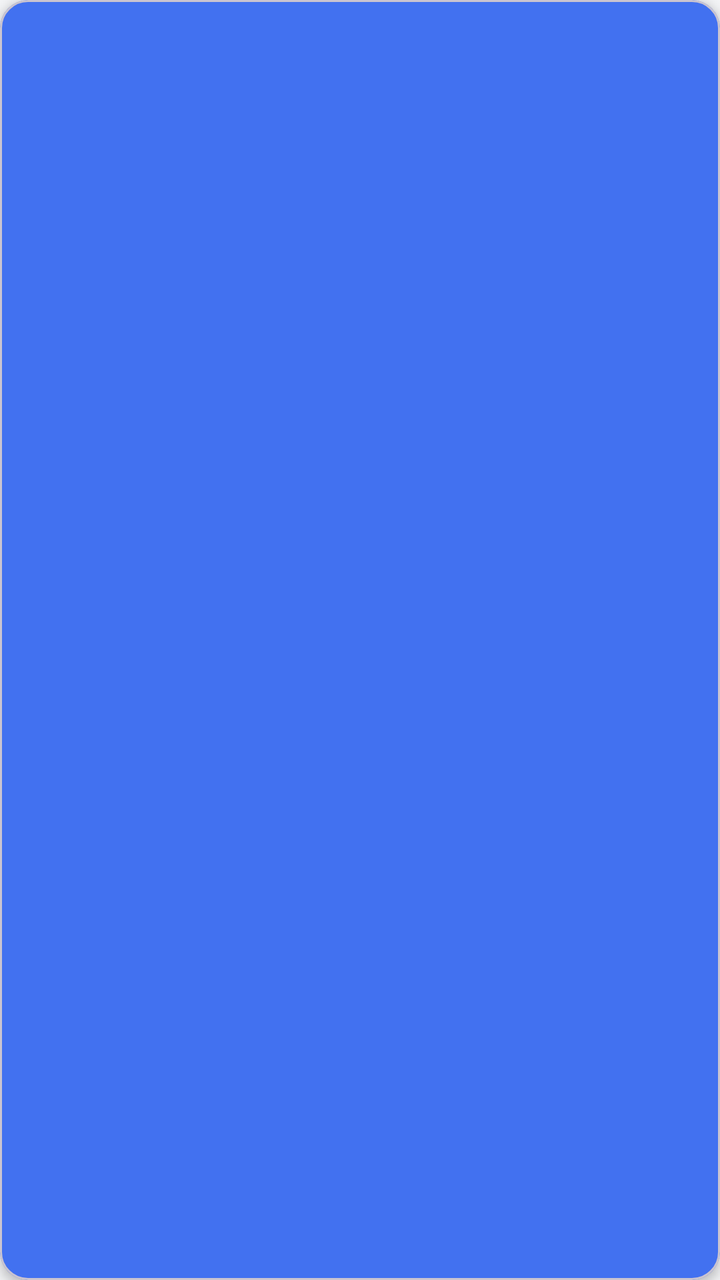
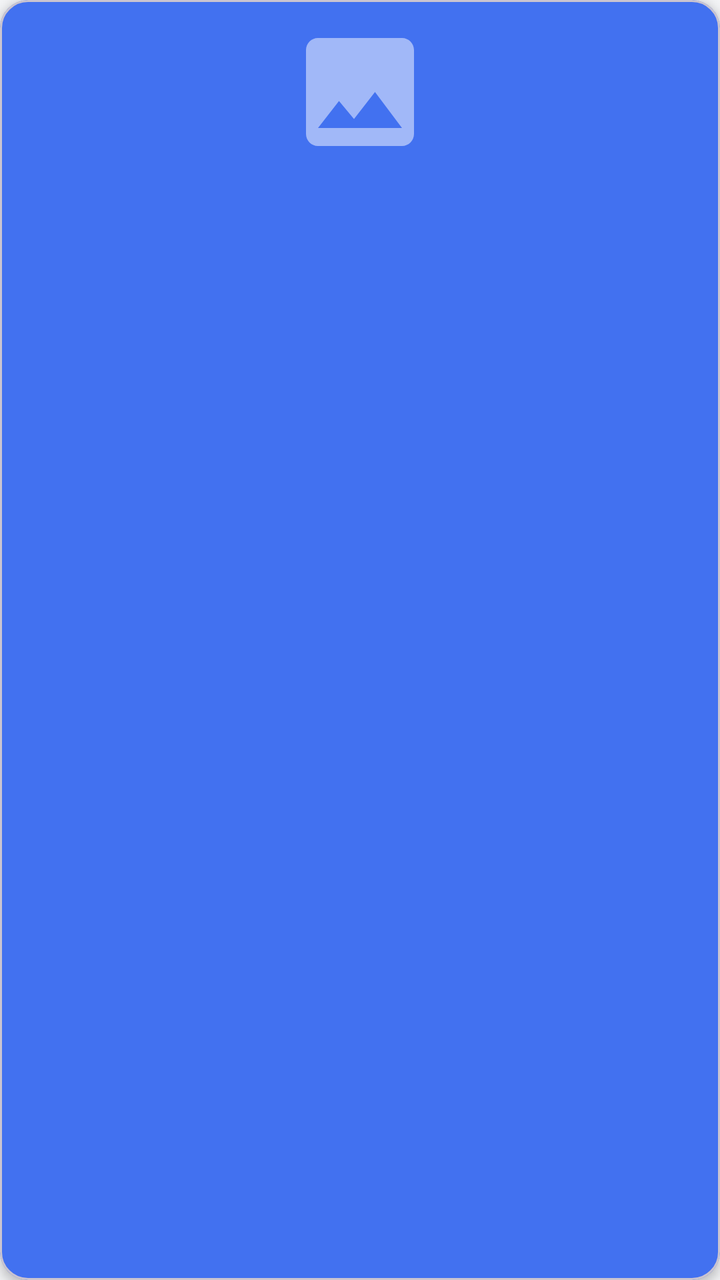

Screens rendered from an Android XML layout before and after an edit, with the pre-edit source and the edit as a unified diff.
<!-- AndroidManifest.xml: application theme Theme.POSmaisgestao -->
<!-- res/layout/item_produto_atalho.xml -->
<?xml version="1.0" encoding="utf-8"?>
<com.google.android.material.card.MaterialCardView xmlns:android="http://schemas.android.com/apk/res/android"
    xmlns:app="http://schemas.android.com/apk/res-auto"
    android:layout_width="match_parent"
    android:layout_height="wrap_content"
    android:layout_margin="6dp"
    app:cardBackgroundColor="@color/primary"
    app:cardCornerRadius="14dp"
    app:cardElevation="3dp">

    <LinearLayout
        android:layout_width="match_parent"
        android:layout_height="wrap_content"
        android:gravity="center"
        android:minHeight="100dp"
        android:orientation="vertical"
        android:padding="12dp">

        <TextView
            android:id="@+id/txtNomeProduto"
            android:layout_width="match_parent"
            android:layout_height="wrap_content"
            android:gravity="center"
            android:maxLines="2"
            android:textColor="@color/white"
            android:textSize="16sp"
            android:textStyle="bold" />

        <TextView
            android:id="@+id/txtPrecoProduto"
            android:layout_width="match_parent"
            android:layout_height="wrap_content"
            android:layout_marginTop="6dp"
            android:gravity="center"
            android:textColor="@color/white"
            android:textSize="15sp" />
    </LinearLayout>
</com.google.android.material.card.MaterialCardView>
<!-- resources referenced by this layout -->
<resources>
  <color name="primary">#4271F0</color>
  <color name="white">#FFFFFFFF</color>
  <style name="Theme.POSmaisgestao" parent="Base.Theme.POSmaisgestao" />
  <style name="Base.Theme.POSmaisgestao" parent="Theme.Material3.DayNight.NoActionBar">
          <item name="colorPrimary">@color/primary</item>
          <item name="colorPrimaryDark">@color/primary_dark</item>
          <item name="colorSecondary">@color/accent</item>
          <item name="colorOnPrimary">@color/primary_foreground</item>
          <item name="colorOnSurface">@color/foreground</item>
          <item name="colorOnBackground">@color/foreground</item>
          <item name="android:statusBarColor">@color/primary_dark</item>
          <item name="android:windowBackground">@color/surface</item>
          <item name="android:colorBackground">@color/background</item>
          <item name="android:textColorPrimary">@color/foreground</item>
          <item name="android:textColorSecondary">@color/muted_foreground</item>
          <item name="android:textColor">@color/foreground</item>
          <item name="android:textColorHint">@color/muted_foreground</item>
      </style>
  <color name="primary_dark">#0B42DA</color>
  <color name="accent">#D0D9F1</color>
  <color name="primary_foreground">#FFFFFF</color>
  <color name="foreground">#111827</color>
  <color name="surface">#F3F4F6</color>
  <color name="background">#FFFFFF</color>
  <color name="muted_foreground">#374151</color>
</resources>

<!-- the commit's change to res/layout/item_produto_atalho.xml (unified diff, before → after) -->
@@ -12,27 +12,36 @@
         android:layout_width="match_parent"
         android:layout_height="wrap_content"
         android:gravity="center"
-        android:minHeight="100dp"
+        android:minHeight="120dp"
         android:orientation="vertical"
-        android:padding="12dp">
+        android:padding="10dp">
+
+        <ImageView
+            android:id="@+id/imgProduto"
+            android:layout_width="72dp"
+            android:layout_height="72dp"
+            android:contentDescription="@string/imagem_produto"
+            android:scaleType="centerCrop"
+            android:src="@drawable/ic_produto_placeholder" />
 
         <TextView
             android:id="@+id/txtNomeProduto"
             android:layout_width="match_parent"
             android:layout_height="wrap_content"
+            android:layout_marginTop="8dp"
             android:gravity="center"
             android:maxLines="2"
             android:textColor="@color/white"
-            android:textSize="16sp"
+            android:textSize="15sp"
             android:textStyle="bold" />
 
         <TextView
             android:id="@+id/txtPrecoProduto"
             android:layout_width="match_parent"
             android:layout_height="wrap_content"
-            android:layout_marginTop="6dp"
+            android:layout_marginTop="4dp"
             android:gravity="center"
             android:textColor="@color/white"
-            android:textSize="15sp" />
+            android:textSize="14sp" />
     </LinearLayout>
 </com.google.android.material.card.MaterialCardView>
<!-- resource entries referenced after the edit -->
@@ -2,6 +2,18 @@
 <resources>
   <color name="primary">#4271F0</color>
   <color name="white">#FFFFFFFF</color>
+  <!-- drawable ic_produto_placeholder (drawable) -->
+  <?xml version="1.0" encoding="utf-8"?>
+  <vector xmlns:android="http://schemas.android.com/apk/res/android"
+      android:width="48dp"
+      android:height="48dp"
+      android:viewportWidth="24"
+      android:viewportHeight="24">
+      <path
+          android:fillColor="#80FFFFFF"
+          android:pathData="M21,19V5c0,-1.1 -0.9,-2 -2,-2H5c-1.1,0 -2,0.9 -2,2v14c0,1.1 0.9,2 2,2h14c1.1,0 2,-0.9 2,-2zM8.5,13.5l2.5,3.01L14.5,12l4.5,6H5l3.5,-4.5z" />
+  </vector>
+  <string name="imagem_produto">Imagem do produto</string>
   <style name="Theme.POSmaisgestao" parent="Base.Theme.POSmaisgestao" />
   <style name="Base.Theme.POSmaisgestao" parent="Theme.Material3.DayNight.NoActionBar">
           <item name="colorPrimary">@color/primary</item>
@@ -11,6 +23,8 @@
           <item name="colorOnSurface">@color/foreground</item>
           <item name="colorOnBackground">@color/foreground</item>
           <item name="android:statusBarColor">@color/primary_dark</item>
+          <item name="android:navigationBarColor">@color/surface</item>
+          <item name="android:windowOptOutEdgeToEdgeEnforcement">true</item>
           <item name="android:windowBackground">@color/surface</item>
           <item name="android:colorBackground">@color/background</item>
           <item name="android:textColorPrimary">@color/foreground</item>
